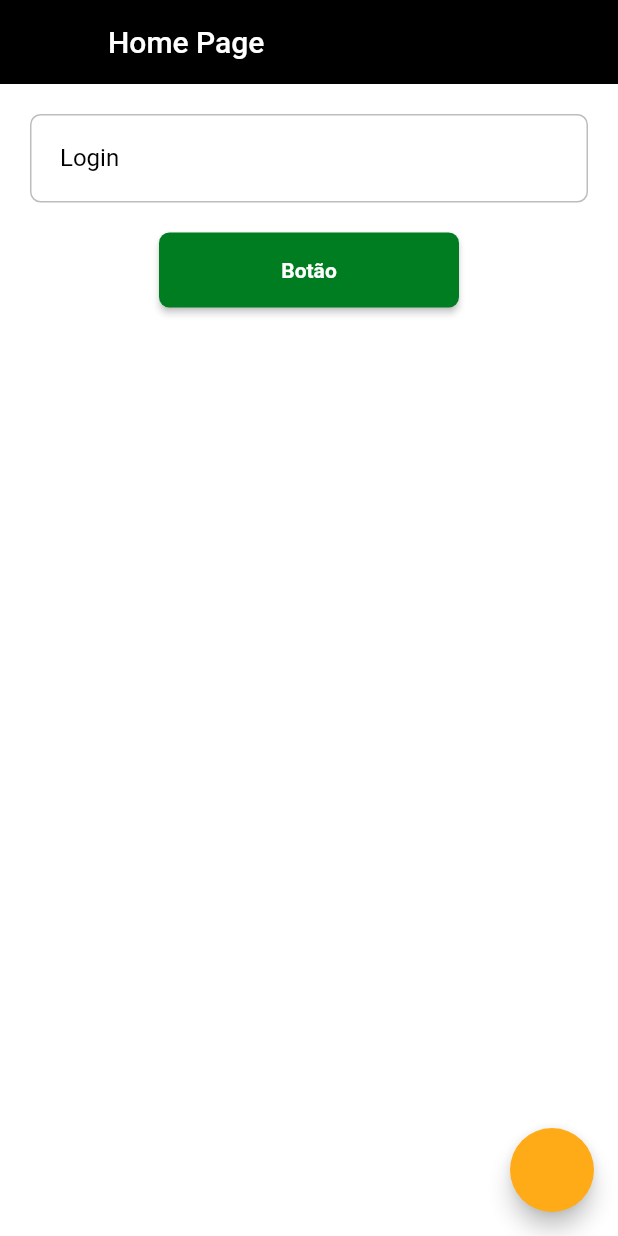
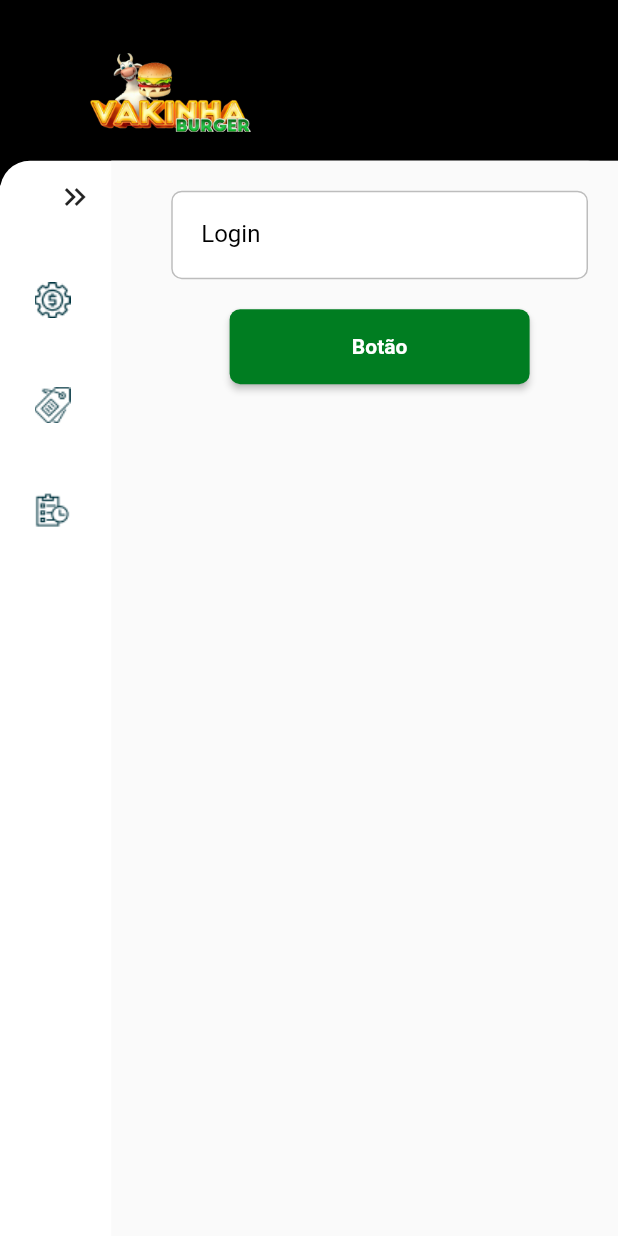
Before and after one commit to dionatanlaranjeira/delivery_backoffice_dw10, a Flutter app: the HomePage screen opened by its route, on a phone screen of 412 x 824 dp. Run offline on Flutter 3.47's test engine with Material 2 defaults, Android fonts, the phone set to English and light mode, and no system bars; our stand-ins replace awesome_snackbar_content, dio, flutter_modular, loading_animation_widget, mobx; missing offline and left inert: dart:html, validatorless; generated files the repository leaves out were written again; Roboto replaces fonts that are missing (mplus1).

Commit message:
menu bar

```diff
--- a/lib/src/app_module.dart
+++ b/lib/src/app_module.dart
@@ -15,6 +15,6 @@ class AppModule extends Module {
   @override
   List<ModularRoute> get routes => [
         ModuleRoute('/login', module: LoginModule()),
-        ChildRoute('/', child: (context, args) => const HomePage()),
+        ChildRoute('/home', child: (context, args) => const HomePage()),
       ];
 }
--- a/lib/src/modules/home/home_page.dart
+++ b/lib/src/modules/home/home_page.dart
@@ -1,6 +1,7 @@
 import 'package:flutter/material.dart';
 import '../../core/ui/helpers/loader.dart';
 import '../../core/ui/helpers/messages.dart';
+import '../template/base_layout.dart';
 
 class HomePage extends StatefulWidget {
   const HomePage({super.key});
@@ -12,19 +13,7 @@ class HomePage extends StatefulWidget {
 class _HomePageState extends State<HomePage> with Loader, Messages {
   @override
   Widget build(BuildContext context) {
-    return Scaffold(
-      appBar: AppBar(
-        title: const Text('Home Page'),
-      ),
-      floatingActionButton: FloatingActionButton(
-        onPressed: () async {
-          showLoader();
-          await Future.delayed(const Duration(seconds: 2));
-          hideLoader();
-
-          showError('Erro de alguma coisa');
-        },
-      ),
+    return BaseLayout(
       body: Container(
         child: Container(
           child: Column(
--- a/lib/src/modules/login/login_page.dart
+++ b/lib/src/modules/login/login_page.dart
@@ -37,7 +37,7 @@ class _LoginPageState extends State<LoginPage> with Loader, Messages {
             break;
           case LoginStateStatus.success:
             hideLoader();
-            Modular.to.navigate('/');
+            Modular.to.navigate('/home');
             break;
           case LoginStateStatus.error:
             hideLoader();
@@ -60,6 +60,7 @@ class _LoginPageState extends State<LoginPage> with Loader, Messages {
   void dispose() {
     emailEC.dispose();
     passwordEC.dispose();
+    statusReactionDisposer();
     super.dispose();
   }
 
--- /dev/null
+++ b/lib/src/modules/template/base_layout.dart
@@ -0,0 +1,66 @@
+import 'package:flutter/material.dart';
+import './menu/menu_bar.dart' as menu;
+import '../../core/ui/helpers/size_extensions.dart';
+
+class BaseLayout extends StatelessWidget {
+  final Widget body;
+
+  const BaseLayout({super.key, required this.body});
+
+  @override
+  Widget build(BuildContext context) {
+    final screenWidth = context.screenWidth;
+    final shortestSize = context.screenShortestSide;
+    return Scaffold(
+      body: SizedBox(
+        height: context.screenHeight,
+        child: Stack(
+          children: [
+            Container(
+              color: Colors.black,
+              constraints: BoxConstraints(
+                minWidth: screenWidth,
+                minHeight: shortestSize * .15,
+                maxHeight: shortestSize * .15,
+              ),
+              alignment: Alignment.centerLeft,
+              child: Container(
+                width: shortestSize * .13,
+                margin: const EdgeInsets.only(
+                  left: 60,
+                ),
+                child: Image.asset(
+                  'assets/images/logo.png',
+                ),
+              ),
+            ),
+            Positioned.fill(
+              top: shortestSize * .13,
+              child: Container(
+                decoration: const BoxDecoration(
+                  color: Colors.white,
+                  borderRadius: BorderRadius.horizontal(
+                    left: Radius.circular(20),
+                    right: Radius.circular(20),
+                  ),
+                ),
+                child: Row(
+                  children: [
+                    const menu.MenuBar(),
+                    Expanded(
+                      child: Container(
+                        padding: const EdgeInsets.only(left: 20),
+                        color: Colors.grey[50]!,
+                        child: body,
+                      ),
+                    ),
+                  ],
+                ),
+              ),
+            ),
+          ],
+        ),
+      ),
+    );
+  }
+}
--- /dev/null
+++ b/lib/src/modules/template/menu/menu_bar.dart
@@ -0,0 +1,55 @@
+import 'package:flutter/material.dart';
+
+import '../../../core/ui/helpers/size_extensions.dart';
+import 'menu_button.dart';
+import 'menu_enum.dart';
+
+class MenuBar extends StatefulWidget {
+  const MenuBar({super.key});
+
+  @override
+  State<MenuBar> createState() => _MenuBarState();
+}
+
+class _MenuBarState extends State<MenuBar> {
+  Menu? selectedMenu;
+  @override
+  Widget build(BuildContext context) {
+    return SizedBox(
+      width: context.percentWidth(.18),
+      height: double.infinity,
+      child: Column(
+        mainAxisSize: MainAxisSize.max,
+        crossAxisAlignment: CrossAxisAlignment.center,
+        children: [
+          Align(
+            alignment: Alignment.centerRight,
+            child: IconButton(
+              onPressed: () {},
+              icon: const Icon(Icons.keyboard_double_arrow_right),
+            ),
+          ),
+          const SizedBox(
+            height: 10,
+          ),
+          ListView.builder(
+            shrinkWrap: true,
+            itemCount: Menu.values.length,
+            itemBuilder: (context, index) {
+              final menu = Menu.values[index];
+              return MenuButton(
+                menu: menu,
+                menuSelected: selectedMenu,
+                onPressed: (Menu menu) {
+                  setState(() {
+                    selectedMenu = menu;
+                  });
+                },
+              );
+            },
+          ),
+        ],
+      ),
+    );
+  }
+}
--- /dev/null
+++ b/lib/src/modules/template/menu/menu_button.dart
@@ -0,0 +1,67 @@
+// ignore_for_file: public_member_api_docs, sort_constructors_first
+import 'package:flutter/material.dart';
+
+import '../../../core/ui/styles/text_styles.dart';
+import 'menu_enum.dart';
+
+class MenuButton extends StatelessWidget {
+  final Menu menu;
+  final Menu? menuSelected;
+  final ValueChanged<Menu> onPressed;
+
+  const MenuButton({
+    Key? key,
+    required this.menu,
+    this.menuSelected,
+    required this.onPressed,
+  }) : super(key: key);
+
+  @override
+  Widget build(BuildContext context) {
+    final isSelected = menuSelected == menu;
+    return LayoutBuilder(
+      builder: (_, constrains) {
+        return Material(
+          color: Colors.transparent,
+          child: InkWell(
+            onTap: () => onPressed(menu),
+            borderRadius: BorderRadius.circular(20),
+            child: Container(
+              margin: const EdgeInsets.all(10),
+              padding: const EdgeInsets.all(5),
+              decoration: isSelected
+                  ? BoxDecoration(
+                      borderRadius: BorderRadius.circular(10),
+                      color: const Color(0XFFFFF5E2),
+                    )
+                  : null,
+              child: Row(
+                mainAxisSize: MainAxisSize.min,
+                children: [
+                  Padding(
+                    padding: const EdgeInsets.all(8.0),
+                    child: Image.asset(
+                      'assets/images/icons/${isSelected ? menu.assetIconSelected : menu.assetIcon}',
+                    ),
+                  ),
+                  const SizedBox(
+                    width: 10,
+                  ),
+                  Expanded(
+                    child: Text(
+                      menu.label,
+                      overflow: TextOverflow.ellipsis,
+                      style: (isSelected
+                          ? context.textStyles.textBold
+                          : context.textStyles.textRegular),
+                    ),
+                  ),
+                ],
+              ),
+            ),
+          ),
+        );
+      },
+    );
+  }
+}
--- /dev/null
+++ b/lib/src/modules/template/menu/menu_enum.dart
@@ -0,0 +1,30 @@
+enum Menu {
+  paymentTipe(
+    '/payment-type/',
+    'payment_type_ico.png',
+    'payment_type_ico_selected.png',
+    'Administrar Formas de Pagamento',
+  ),
+
+  products(
+    '/products/',
+    'product_ico.png',
+    'product_ico_selected.png',
+    'Administrar Produtos',
+  ),
+
+  orders(
+    '/order/',
+    'order_ico.png',
+    'order_ico_selected.png',
+    'Pedidos do dia',
+  );
+
+  final String route;
+  final String assetIcon;
+  final String assetIconSelected;
+  final String label;
+
+  const Menu(this.route, this.assetIcon, this.assetIconSelected, this.label);
+
+}
```
